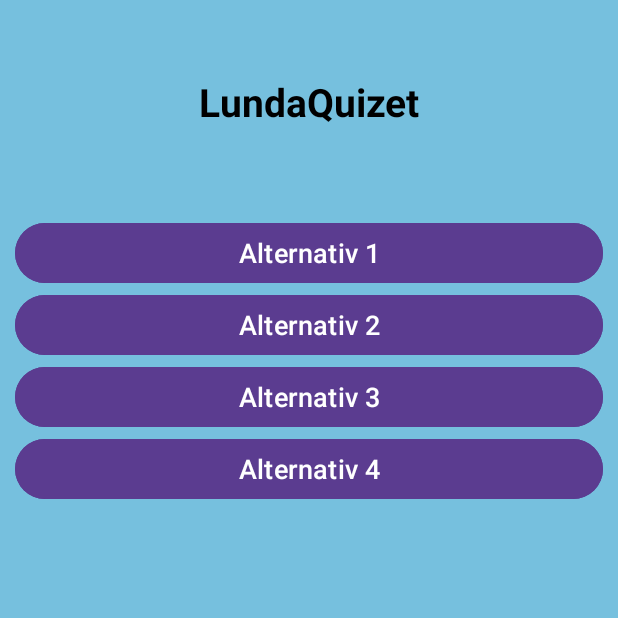
After one commit to axelwennerlund/LundaQuizet, an Android app: the GameActivity screen opened directly, with no data from a screen before it, on a phone screen of 412 x 824 dp, the top half of it. The commit adds this screen. Run offline under Robolectric (Android 15) with nearby library versions, the phone set to English and light mode, and no system bars.

Commit message:
Created the GameActivity which will be the actual quiz. A simple UI with options at the moment.

```diff
--- a/app/src/main/AndroidManifest.xml
+++ b/app/src/main/AndroidManifest.xml
@@ -13,6 +13,9 @@
         android:theme="@style/Theme.LundaQuizet"
         tools:targetApi="31">
         <activity
+            android:name=".GameActivity"
+            android:exported="false" />
+        <activity
             android:name=".MeasureActivity"
             android:exported="false" />
         <activity
--- /dev/null
+++ b/app/src/main/java/com/example/lundaquizet/GameActivity.java
@@ -0,0 +1,31 @@
+package com.example.lundaquizet;
+
+import android.os.Bundle;
+import androidx.appcompat.app.AppCompatActivity;
+import android.widget.Button;
+import android.widget.TextView;
+
+public class GameActivity extends AppCompatActivity {
+
+    private TextView questionText;
+    private Button option1, option2, option3, option4;
+
+    @Override
+    protected void onCreate(Bundle savedInstanceState) {
+        super.onCreate(savedInstanceState);
+        setContentView(R.layout.activity_game);
+
+        questionText = findViewById(R.id.questionText);
+        option1 = findViewById(R.id.option1);
+        option2 = findViewById(R.id.option2);
+        option3 = findViewById(R.id.option3);
+        option4 = findViewById(R.id.option4);
+
+        questionText.setText("");
+
+        option1.setText("Alternativ 1");
+        option2.setText("Alternativ 2");
+        option3.setText("Alternativ 3");
+        option4.setText("Alternativ 4");
+    }
+}
--- a/app/src/main/java/com/example/lundaquizet/MainActivity.java
+++ b/app/src/main/java/com/example/lundaquizet/MainActivity.java
@@ -24,6 +24,10 @@ public class MainActivity extends AppCompatActivity {
         });
     }
 
+    public void launchGame(View v) {
+        Intent i = new Intent(this, GameActivity.class);
+        startActivity(i);
+    }
     public void launchMeasure(View v) {
         Intent i = new Intent(this, MeasureActivity.class);
         startActivity(i);
--- /dev/null
+++ b/app/src/main/res/layout/activity_game.xml
@@ -0,0 +1,85 @@
+<?xml version="1.0" encoding="utf-8"?>
+<androidx.constraintlayout.widget.ConstraintLayout
+    xmlns:android="http://schemas.android.com/apk/res/android"
+    xmlns:app="http://schemas.android.com/apk/res-auto"
+    xmlns:tools="http://schemas.android.com/tools"
+    android:background="#76c0de"
+    android:layout_width="match_parent"
+    android:layout_height="match_parent"
+    tools:context=".GameActivity">
+
+    <TextView
+        android:id="@+id/gameTitle"
+        android:layout_width="wrap_content"
+        android:layout_height="wrap_content"
+        android:text="LundaQuizet"
+        android:textSize="26sp"
+        android:textStyle="bold"
+        android:textColor="@android:color/black"
+        app:layout_constraintTop_toTopOf="parent"
+        app:layout_constraintStart_toStartOf="parent"
+        app:layout_constraintEnd_toEndOf="parent"
+        android:layout_marginTop="50dp" />
+
+    <TextView
+        android:id="@+id/questionText"
+        android:layout_width="0dp"
+        android:layout_height="wrap_content"
+        android:padding="16dp"
+        android:textSize="20sp"
+        android:textColor="@android:color/black"
+        android:textAlignment="center"
+        app:layout_constraintTop_toBottomOf="@id/gameTitle"
+        app:layout_constraintStart_toStartOf="parent"
+        app:layout_constraintEnd_toEndOf="parent" />
+
+    <Button
+        android:id="@+id/option1"
+        android:layout_width="0dp"
+        android:layout_height="wrap_content"
+        android:layout_marginHorizontal="10dp"
+        android:textSize="18sp"
+        android:textColor="@android:color/white"
+        android:backgroundTint="#5B3C90"
+        app:layout_constraintTop_toBottomOf="@id/questionText"
+        app:layout_constraintStart_toStartOf="parent"
+        app:layout_constraintEnd_toEndOf="parent" />
+
+    <Button
+        android:id="@+id/option2"
+        android:layout_width="0dp"
+        android:layout_height="wrap_content"
+        android:layout_marginHorizontal="10dp"
+        android:textSize="18sp"
+        android:textColor="@android:color/white"
+        android:backgroundTint="#5B3C90"
+        app:layout_constraintTop_toBottomOf="@id/option1"
+        app:layout_constraintStart_toStartOf="parent"
+        app:layout_constraintEnd_toEndOf="parent" />
+
+    <Button
+        android:id="@+id/option3"
+        android:layout_width="0dp"
+        android:layout_height="wrap_content"
+        android:layout_marginHorizontal="10dp"
+        android:textSize="18sp"
+        android:textColor="@android:color/white"
+        android:backgroundTint="#5B3C90"
+        app:layout_constraintTop_toBottomOf="@id/option2"
+        app:layout_constraintStart_toStartOf="parent"
+        app:layout_constraintEnd_toEndOf="parent" />
+
+    <Button
+        android:id="@+id/option4"
+        android:layout_width="0dp"
+        android:layout_height="wrap_content"
+        android:layout_marginHorizontal="10dp"
+        android:layout_marginBottom="20dp"
+        android:textSize="18sp"
+        android:textColor="@android:color/white"
+        android:backgroundTint="#5B3C90"
+        app:layout_constraintTop_toBottomOf="@id/option3"
+        app:layout_constraintStart_toStartOf="parent"
+        app:layout_constraintEnd_toEndOf="parent" />
+
+</androidx.constraintlayout.widget.ConstraintLayout>
--- a/app/src/main/res/layout/activity_main.xml
+++ b/app/src/main/res/layout/activity_main.xml
@@ -45,6 +45,7 @@
         android:layout_width="260dp"
         android:layout_height="70dp"
         android:backgroundTint="#5B3C90"
+        android:onClick="launchGame"
         android:text="Spela"
         android:textColor="@android:color/white"
         android:textSize="20sp"
```
